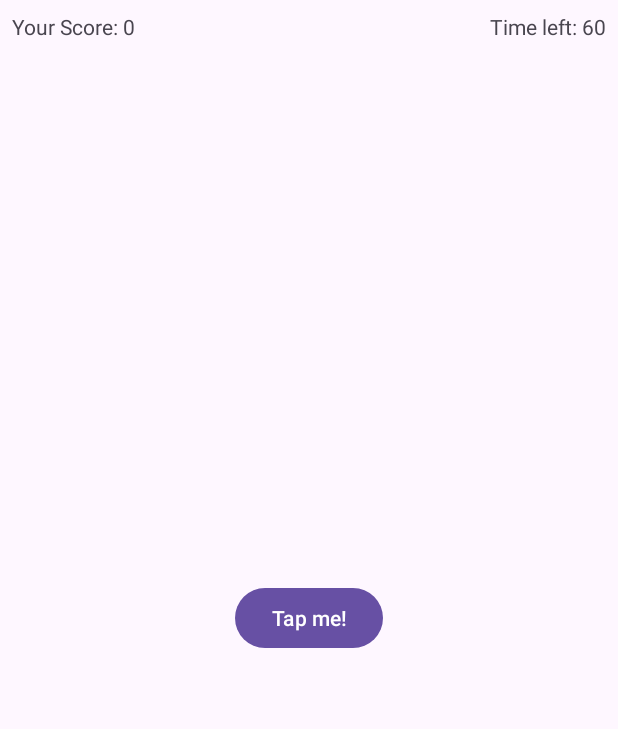
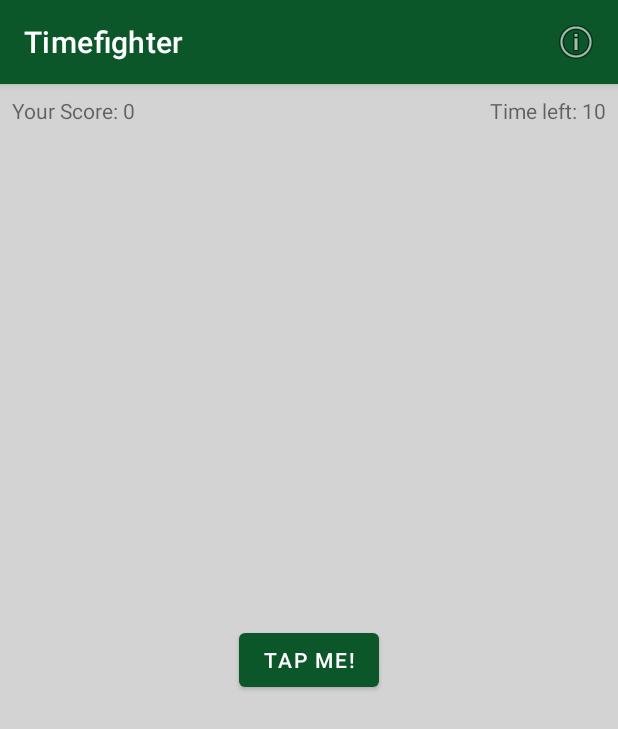
Before and after one commit to asi514/Timefighter2, an Android app: the screen it shows after launch (MainActivity), on a phone screen of 412 x 824 dp. Shown: the top 729 px of the screen. Run offline under Robolectric (Android 15) with nearby library versions, the phone set to English and light mode, and no system bars.

Commit message:
Second commit

```diff
--- a/app/build.gradle.kts
+++ b/app/build.gradle.kts
@@ -6,6 +6,7 @@ plugins {
 android {
     namespace = "com.raywenderlich.timefighter"
     compileSdk = 33
+
 
     defaultConfig {
         applicationId = "com.raywenderlich.timefighter"
--- a/app/src/main/java/com/raywenderlich/timefighter/MainActivity.kt
+++ b/app/src/main/java/com/raywenderlich/timefighter/MainActivity.kt
@@ -1,15 +1,22 @@
 package com.raywenderlich.timefighter
+
 
 import android.content.IntentSender.OnFinished
 import android.os.Bundle
 import android.os.CountDownTimer
 import android.util.Log
+import android.view.Menu
+import android.view.MenuItem
+import android.view.animation.AnimationUtils
 import android.widget.Button
 import android.widget.TextView
 import android.widget.Toast
+import androidx.appcompat.app.AlertDialog
 import androidx.appcompat.app.AppCompatActivity
 
+
 class MainActivity : AppCompatActivity() {
+
 
     //Assign the name of the class to TAG to see which class the msg comes from
     private val TAG = MainActivity::class.java.simpleName
@@ -21,7 +28,7 @@ class MainActivity : AppCompatActivity() {
 
     //define countdown timer and show how many seconds are left
     private lateinit var countDownTimer: CountDownTimer
-    private var initialCountDown: Long = 60000
+    private var initialCountDown: Long = 10000
     private var countDownInterval: Long = 1000
     private var timeLeft = 60
 
@@ -45,12 +52,59 @@ class MainActivity : AppCompatActivity() {
         // searches through activity_main layout to find the View with the listed ID and creates
         //a reference to it
 
-        tapMeButton.setOnClickListener { incrementScore() }
+        tapMeButton.setOnClickListener { view ->
+            val bounceAnimation = AnimationUtils.loadAnimation(this, R.anim.bounce)
+            view.startAnimation(bounceAnimation)
+            incrementScore()
+        }
         //attaches a click/tap listener to button and calls incrementScore when tapped
 
-        //call resetGame when the activity is first created
-        resetGame()
+        //Check to see if savedInstanceState has a value. If so, we get the values from
+        //savedInstanceState
+        if (savedInstanceState !=null) {
+            score = savedInstanceState.getInt(SCORE_KEY)
+            timeLeft = savedInstanceState.getInt(TIME_LEFT_KEY)
+            restoreGame()
+        } else  {
+            resetGame()
+        }
     }
+
+    //override onSaveInstanceState to insert and save the score and timeLeft values before
+    //a configuration change happens.
+    //Also cancels countdowntimer and add a log to track when the method is called
+    override fun onSaveInstanceState(outState: Bundle) {
+        super.onSaveInstanceState(outState)
+
+        outState.putInt(SCORE_KEY, score)
+        outState.putInt(TIME_LEFT_KEY, timeLeft)
+        countDownTimer.cancel()
+
+        Log.d(TAG, "onSaveInstanceState: Saving Score: $score & Time Left: $timeLeft")
+    }
+
+    //Override onDestroy and call super to clean up
+    override fun onDestroy() {
+        super.onDestroy()
+
+        Log.d(TAG, "onDestroy called.")
+    }
+
+
+    override fun onCreateOptionsMenu(menu: Menu): Boolean {
+        super.onCreateOptionsMenu(menu)
+        menuInflater.inflate(R.menu.menu, menu)
+        return true
+    }
+
+    override fun onOptionsItemSelected(item: MenuItem): Boolean {
+        if (item.itemId == R.id.about_item) {
+            showInfo()
+        }
+        return true
+    }
+
+
     private fun incrementScore() {
         //starts the game after the button is tapped
         if (!gameStarted) {
@@ -80,7 +134,7 @@ class MainActivity : AppCompatActivity() {
 
         //create variable to store the time left as a string
         //and use getString to insert the value into strings.xml
-        val initialTimeLeft = getString(R.string.time_left, 60)
+        val initialTimeLeft = getString(R.string.time_left, 10)
         //set the text value of timeLeftTextView to initialTimeLeft
         timeLeftTextView.text = initialTimeLeft
 
@@ -110,6 +164,32 @@ class MainActivity : AppCompatActivity() {
         //inform this property that the game is not started on load
         gameStarted = false
     }
+
+    //Sets up the text views and countdown timer properties using the inserted values
+    private fun restoreGame() {
+        val restoredScore = getString(R.string.your_score, score)
+        gameScoreTextView.text = restoredScore
+
+        val restoredTime = getString(R.string.time_left, timeLeft)
+        timeLeftTextView.text = restoredTime
+
+        countDownTimer = object : CountDownTimer((timeLeft * 1000).toLong(), countDownInterval) {
+            override fun onTick(millisUntilFinished: Long) {
+                timeLeft = millisUntilFinished.toInt() / 1000
+
+                val  timeLeftString = getString(R.string.time_left, timeLeft)
+                timeLeftTextView.text = timeLeftString
+            }
+
+            override fun onFinish() {
+                endGame()
+            }
+        }
+
+        countDownTimer.start()
+        gameStarted = true
+    }
+
     private fun startGame() {
         // start game logic
         //inform the countdown timer to start
@@ -127,4 +207,21 @@ class MainActivity : AppCompatActivity() {
         //once the Toast is shown, reset the game
         resetGame()
     }
+
+    //Add the companion object to the bottom of the class
+    //That stores the string constants and tracks the variables we want to save
+    companion object {
+        private const val SCORE_KEY = "SCORE_KEY"
+        private const val TIME_LEFT_KEY = "TIME_LEFT_KEY"
+    }
+
+    private fun  showInfo() {
+        val dialogueTitle = getString(R.string.about_title)
+        val dialogueMessage = getString(R.string.about_message)
+
+        val builder = AlertDialog.Builder(this)
+        builder.setTitle(dialogueTitle)
+        builder.setMessage(dialogueMessage)
+        builder.create().show()
+    }
 }
--- /dev/null
+++ b/app/src/main/res/anim/bounce.xml
@@ -0,0 +1,13 @@
+<?xml version="1.0" encoding="utf-8"?>
+<set xmlns:android="http://schemas.android.com/apk/res/android"
+    android:fillAfter="true"
+    android:interpolator="@android:anim/bounce_interpolator">
+    <scale
+        android:duration="2000"
+        android:fromXScale="2.0"
+        android:fromYScale="2.0"
+        android:pivotX="50%"
+        android:pivotY="50%"
+        android:toXScale="1.0"
+        android:toYScale="1.0" />
+</set>
--- a/app/src/main/res/layout/activity_main.xml
+++ b/app/src/main/res/layout/activity_main.xml
@@ -4,6 +4,7 @@
     xmlns:tools="http://schemas.android.com/tools"
     android:layout_width="match_parent"
     android:layout_height="match_parent"
+    android:background="@color/colorBackground"
     tools:context=".MainActivity">
 
     <TextView
--- /dev/null
+++ b/app/src/main/res/menu/menu.xml
@@ -0,0 +1,10 @@
+<?xml version="1.0" encoding="utf-8"?>
+<menu xmlns:app="http://schemas.android.com/apk/res-auto"
+    xmlns:android="http://schemas.android.com/apk/res/android">
+
+    <item
+        android:id="@+id/about_item"
+        android:icon="@android:drawable/ic_menu_info_details"
+        android:title="About"
+        app:showAsAction="always" />
+</menu>
--- a/app/src/main/res/values-night/themes.xml
+++ b/app/src/main/res/values-night/themes.xml
@@ -1,7 +1,16 @@
 <resources xmlns:tools="http://schemas.android.com/tools">
     <!-- Base application theme. -->
-    <style name="Base.Theme.Timefighter" parent="Theme.Material3.DayNight.NoActionBar">
-        <!-- Customize your dark theme here. -->
-        <!-- <item name="colorPrimary">@color/my_dark_primary</item> -->
+    <style name="Theme.Timefighter" parent="Theme.MaterialComponents.DayNight.DarkActionBar">
+        <!--Primary Brand Color-->
+        <item name="colorPrimary">@color/colorPrimary</item>
+        <item name="colorPrimaryVariant">@color/colorPrimary</item>
+        <item name="colorOnPrimary">@android:color/white</item>
+        <!--Secondary Brand Color-->
+        <item name="colorSecondary">@color/colorAccent</item>
+        <item name="colorSecondaryVariant">@color/colorAccent</item>
+        <item name="colorOnSecondary">@android:color/black</item>
+        <!--Status Bar Color-->
+        <item name="android:statusBarColor" tools:targetApi="l">?attr/colorPrimaryVariant</item>
+        <!-- Customize your theme here. -->
     </style>
 </resources>
--- a/app/src/main/res/values/colors.xml
+++ b/app/src/main/res/values/colors.xml
@@ -1,5 +1,7 @@
 <?xml version="1.0" encoding="utf-8"?>
 <resources>
-    <color name="black">#FF000000</color>
-    <color name="white">#FFFFFFFF</color>
+    <color name="colorPrimary">#0C572A</color>
+    <color name="colorPrimaryDark">#388E3C</color>
+    <color name="colorAccent">#8BC34A</color>
+    <color name="colorBackground">#D3D3D3</color>
 </resources>
--- a/app/src/main/res/values/strings.xml
+++ b/app/src/main/res/values/strings.xml
@@ -4,4 +4,6 @@
     <string name="your_score">Your Score: %1$d</string>
     <string name="time_left">Time left: %1$d</string>
     <string name="game_over_message">Time\'s up! Your score was: %1$d</string>
+    <string name="about_title">Timefighter %1$s</string>
+    <string name="about_message">Created by Asia</string>
 </resources>
--- a/app/src/main/res/values/themes.xml
+++ b/app/src/main/res/values/themes.xml
@@ -1,9 +1,16 @@
 <resources xmlns:tools="http://schemas.android.com/tools">
     <!-- Base application theme. -->
-    <style name="Base.Theme.Timefighter" parent="Theme.Material3.DayNight.NoActionBar">
-        <!-- Customize your light theme here. -->
-        <!-- <item name="colorPrimary">@color/my_light_primary</item> -->
+    <style name="Theme.Timefighter" parent="Theme.MaterialComponents.DayNight.DarkActionBar">
+        <!--Primary Brand Color-->
+        <item name="colorPrimary">@color/colorPrimary</item>
+        <item name="colorPrimaryVariant">@color/colorPrimary</item>
+        <item name="colorOnPrimary">@android:color/white</item>
+        <!--Secondary Brand Color-->
+        <item name="colorSecondary">@color/colorAccent</item>
+        <item name="colorSecondaryVariant">@color/colorAccent</item>
+        <item name="colorOnSecondary">@android:color/black</item>
+        <!--Status Bar Color-->
+        <item name="android:statusBarColor" tools:targetApi="l">?attr/colorPrimaryVariant</item>
+        <!-- Customize your theme here. -->
     </style>
-
-    <style name="Theme.Timefighter" parent="Base.Theme.Timefighter" />
 </resources>
--- a/build.gradle.kts
+++ b/build.gradle.kts
@@ -2,4 +2,5 @@
 plugins {
     id("com.android.application") version "8.1.1" apply false
     id("org.jetbrains.kotlin.android") version "1.9.0" apply false
+
 }
```
